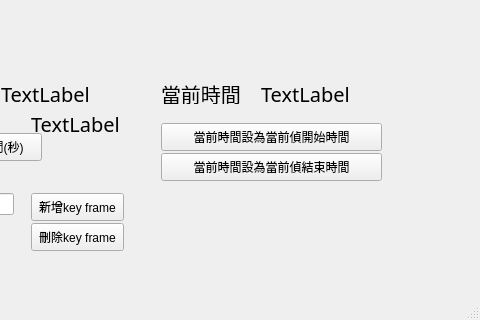
Old version of the form UI/UI.ui in the repository ck7-32/WEGO_lightdance; both pictures show x 949 to 1429 and y 487 to 807 of the 1429 by 807 pixel window.
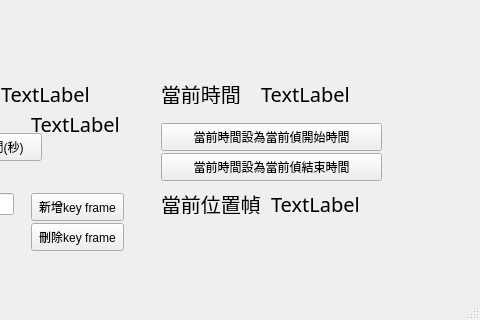
New version of the form.

What changed in the file:
```diff
--- a/UI/UI.ui
+++ b/UI/UI.ui
@@ -893,6 +893,44 @@
      <string>renamecolor</string>
     </property>
    </widget>
+   <widget class="QLabel" name="nowframetime_7">
+    <property name="geometry">
+     <rect>
+      <x>1110</x>
+      <y>680</y>
+      <width>121</width>
+      <height>21</height>
+     </rect>
+    </property>
+    <property name="font">
+     <font>
+      <family>微軟正黑體</family>
+      <pointsize>15</pointsize>
+     </font>
+    </property>
+    <property name="text">
+     <string>當前位置幀</string>
+    </property>
+   </widget>
+   <widget class="QLabel" name="nowpos">
+    <property name="geometry">
+     <rect>
+      <x>1220</x>
+      <y>680</y>
+      <width>111</width>
+      <height>21</height>
+     </rect>
+    </property>
+    <property name="font">
+     <font>
+      <family>微軟正黑體</family>
+      <pointsize>15</pointsize>
+     </font>
+    </property>
+    <property name="text">
+     <string>TextLabel</string>
+    </property>
+   </widget>
   </widget>
   <widget class="QMenuBar" name="menubar">
    <property name="geometry">
```
